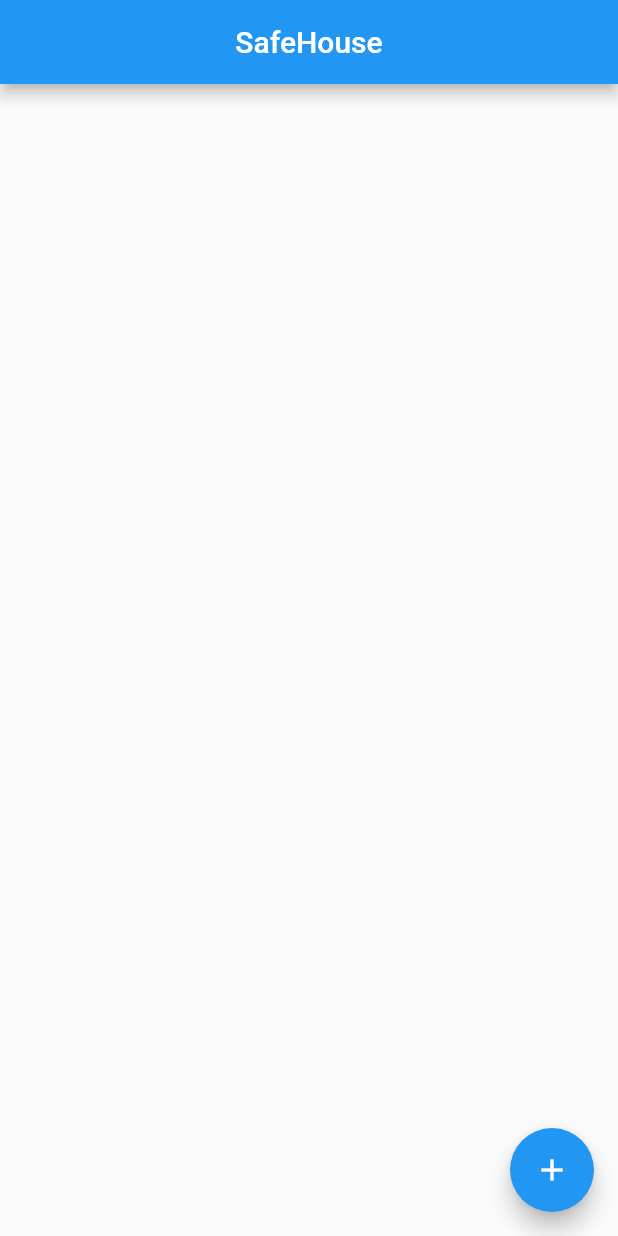
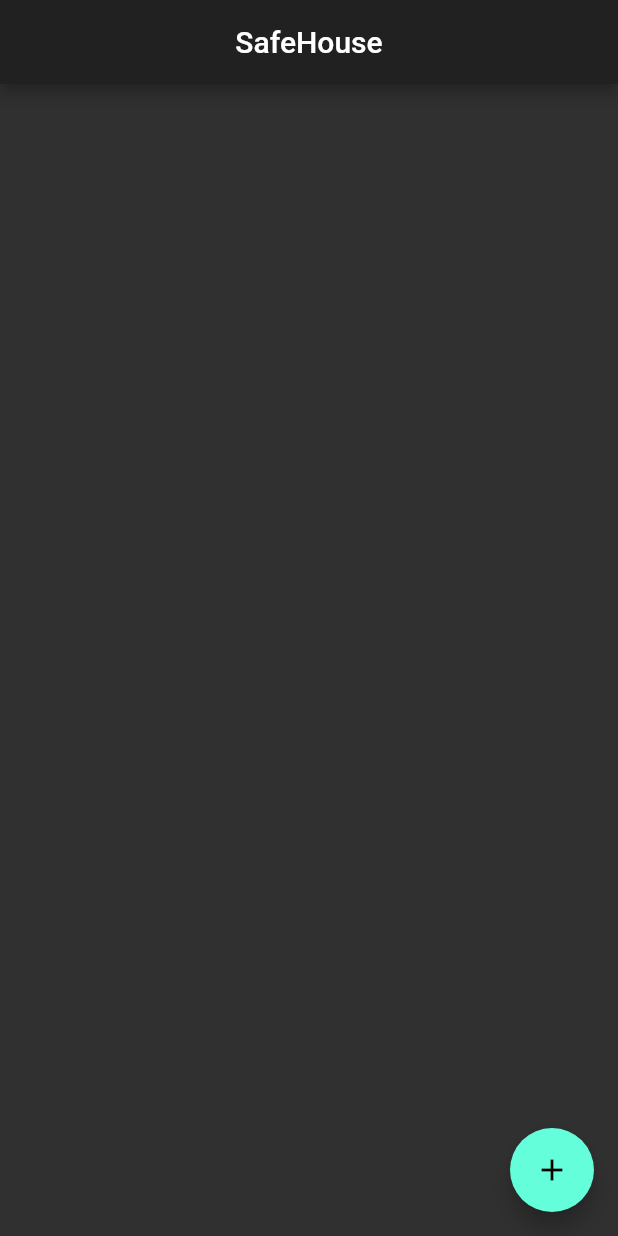
Before and after one commit to DestroctorGT/SafeHouseApp, a Flutter app: the screen it shows after launch, on a phone screen of 412 x 824 dp. Run offline on Flutter 3.47's test engine with Material 2 defaults, Android fonts, the phone set to English and light mode, and no system bars.

Commit message:
cambio de ThemeData a ThemeDark

```diff
--- a/lib/main.dart
+++ b/lib/main.dart
@@ -8,18 +8,7 @@ class MyApp extends StatelessWidget {
   Widget build(BuildContext context) {
     return MaterialApp(
       title: 'Flutter Demo',
-      theme: ThemeData(
-        // This is the theme of your application.
-        //
-        // Try running your application with "flutter run". You'll see the
-        // application has a blue toolbar. Then, without quitting the app, try
-        // changing the primarySwatch below to Colors.green and then invoke
-        // "hot reload" (press "r" in the console where you ran "flutter run",
-        // or simply save your changes to "hot reload" in a Flutter IDE).
-        // Notice that the counter didn't reset back to zero; the application
-        // is not restarted.
-        primarySwatch: Colors.blue,
-      ),
+      theme: ThemeData.dark(),
       home: MyHomePage(title: 'SafeHouse'),
     );
   }
@@ -48,6 +37,7 @@ class _MyHomePageState extends State<MyHomePage> {
         ),
       ),
       floatingActionButton: FloatingActionButton(
+        onPressed: () {},
         child: Icon(Icons.add),
       ), // This trailing comma makes auto-formatting nicer for build methods.
     );
```
